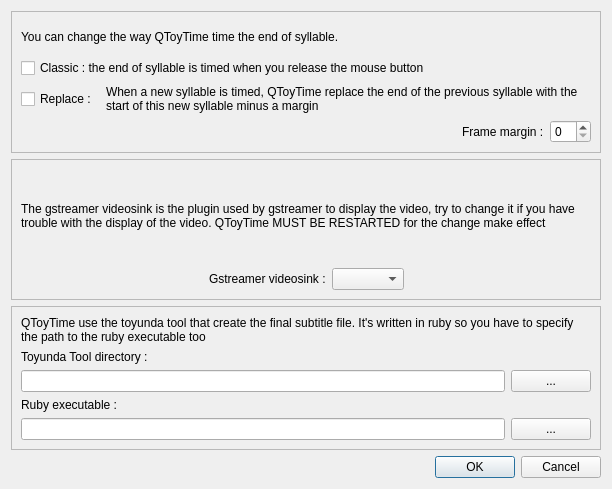
Qt form QToyTime/configdialog.ui (Toyunda/toyunda) before a commit.
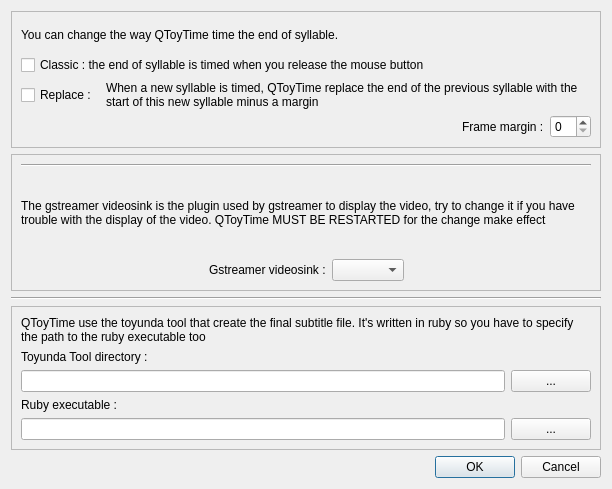
The same form after that commit.

```diff
--- a/QToyTime/configdialog.ui
+++ b/QToyTime/configdialog.ui
@@ -118,6 +118,13 @@
         <enum>QFrame::Raised</enum>
        </property>
        <layout class="QVBoxLayout" name="verticalLayout_3">
+        <item>
+         <widget class="Line" name="line_2">
+          <property name="orientation">
+           <enum>Qt::Horizontal</enum>
+          </property>
+         </widget>
+        </item>
         <item>
          <widget class="QLabel" name="label_3">
           <property name="text">
@@ -171,6 +178,13 @@
        </layout>
       </widget>
      </item>
+     <item>
+      <widget class="Line" name="line">
+       <property name="orientation">
+        <enum>Qt::Horizontal</enum>
+       </property>
+      </widget>
+     </item>
      <item>
       <widget class="QFrame" name="frame_3">
        <property name="frameShape">
```
